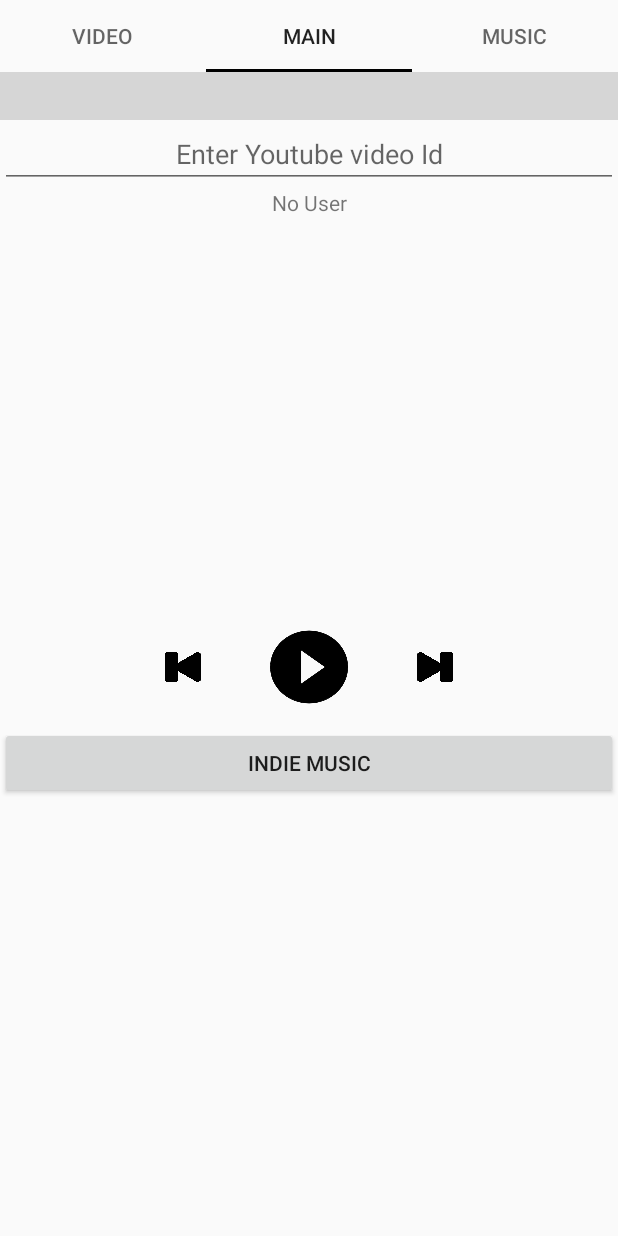
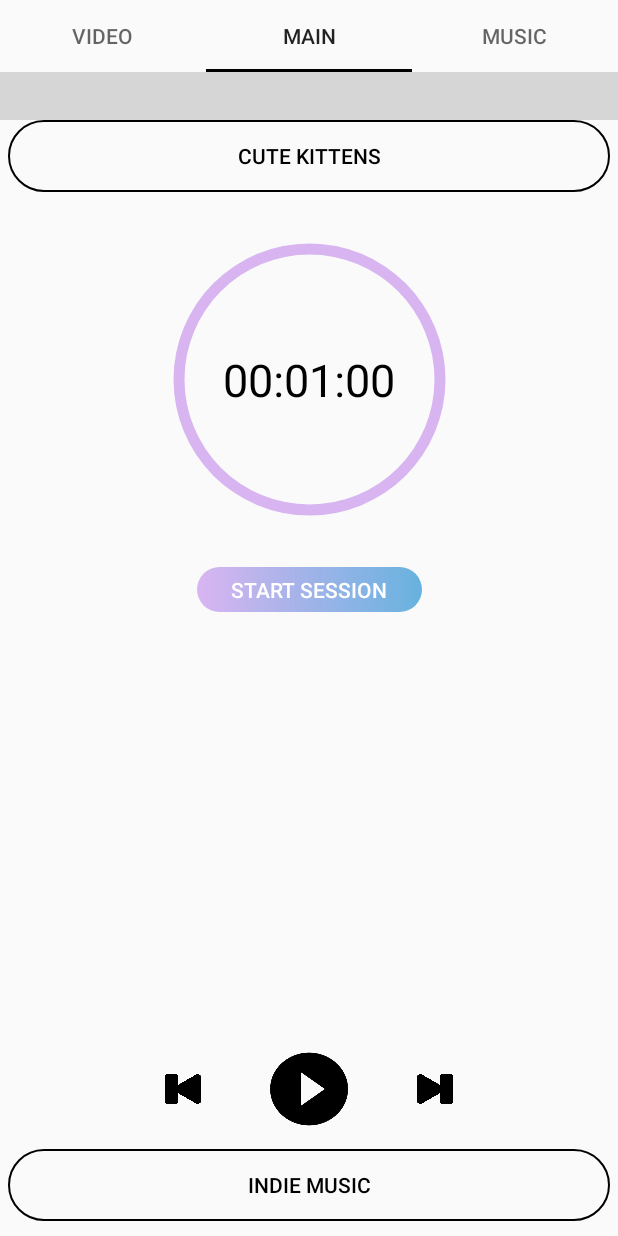
Before and after one commit to yanaskyrda/pomodoro-worker, an Android app: the MainTabFragment screen opened directly, with no data from a screen before it, on a phone screen of 412 x 824 dp. Run offline under Robolectric (Android 15) with nearby library versions, the phone set to English and light mode, and no system bars; libraries missing offline, so code that uses them is left out: com.pierfrancescosoffritti.androidyoutubeplayer, com.spotify.android, com.spotify.protocol; plain views replace YouTubePlayerView; 4 statements that could not run were skipped; grey boxes are pictures that could not be loaded.

Commit message:
1. Added timer widget (without logic for now) 2. Added popup window on video playlist button 3. Rewrite fragments to take full space for tabs

```diff
--- a/app/src/main/java/com/diploma/MainTabFragment.java
+++ b/app/src/main/java/com/diploma/MainTabFragment.java
@@ -3,12 +3,14 @@ package com.diploma;
 import static com.diploma.spotify.SpotifyLoginActivity.CLIENT_ID;
 import static com.diploma.spotify.SpotifyLoginActivity.REDIRECT_URI;
 
+import android.app.AlertDialog;
 import android.content.SharedPreferences;
 import android.os.Bundle;
 import android.util.Log;
 import android.view.LayoutInflater;
 import android.view.View;
 import android.view.ViewGroup;
+import android.widget.Button;
 import android.widget.EditText;
 import android.widget.ImageButton;
 import android.widget.TextView;
@@ -38,6 +40,9 @@ public class MainTabFragment extends Fragment {
     private SpotifyAppRemote spotifyAppRemote;
     private SpotifyPlayerState spotifyPlayerState = SpotifyPlayerState.UNKNOWN;
     //end spotify section
+
+    private AlertDialog.Builder dialogBuilder;
+    private AlertDialog videosDialog;
 
     public MainTabFragment() {
         // Required empty public constructor
@@ -79,11 +84,14 @@ public class MainTabFragment extends Fragment {
         playSongButton.setOnClickListener(v -> pauseOrResumeSpotifyPlayer(view, playSongButton));
         playNextSongButton.setOnClickListener(this::skipToNextSong);
         playPreviousSongButton.setOnClickListener(this::skipToPreviousSong);
+
+        final Button openVideosChooser = view.findViewById(R.id.videoPlaylistButton);
+        openVideosChooser.setOnClickListener(this::createNewVideosDialog);
     }
 
     //todo rename
     private void connectYoutube(@NonNull View view) {
-        final EditText editTextId = view.findViewById(R.id.editTextId);
+//        final EditText editTextId = view.findViewById(R.id.editTextId);
 //        Button buttonPlay = findViewById(R.id.buttonPlay);
 
         youtubePlayerView = view.findViewById(R.id.activity_main_youtubePlayerView);
@@ -91,17 +99,17 @@ public class MainTabFragment extends Fragment {
 
 
         //buttonPlay.setOnClickListener(view -> {
-        String videoId = editTextId.getText().toString();
-        youtubePlayerView.getYouTubePlayerWhenReady(youTubePlayer -> youTubePlayer.cueVideo(videoId, 0));
+//        String videoId = editTextId.getText().toString();
+//        youtubePlayerView.getYouTubePlayerWhenReady(youTubePlayer -> youTubePlayer.cueVideo(videoId, 0));
         //});
     }
 
     private void connectSpotify(@NonNull View view) {
-        TextView userView = view.findViewById(R.id.user);
+//        TextView userView = view.findViewById(R.id.user);
 
         SharedPreferences sharedPreferences = this.requireActivity()
                 .getSharedPreferences("SPOTIFY", 0);
-        userView.setText(sharedPreferences.getString("userid", "No User"));
+//        userView.setText(sharedPreferences.getString("userid", "No User"));
 
         connectSpotifyRemoteApp();
     }
@@ -209,4 +217,24 @@ public class MainTabFragment extends Fragment {
         }
         setTrackTitle(view);
     }
+
+    public void createNewVideosDialog(View view) {
+        dialogBuilder = new AlertDialog.Builder(view.getContext());
+        final View videoChooserPopup = getLayoutInflater().inflate(R.layout.video_chooser_popup, null);
+
+        final EditText editTextId = videoChooserPopup.findViewById(R.id.youtube_video_input);
+        final Button closeButton = videoChooserPopup.findViewById(R.id.close_video_chooser);
+        youtubePlayerView = view.getRootView().findViewById(R.id.activity_main_youtubePlayerView);
+        //getLifecycle().addObserver(youtubePlayerView);
+
+        dialogBuilder.setView(videoChooserPopup);
+        videosDialog = dialogBuilder.create();
+        videosDialog.show();
+
+        closeButton.setOnClickListener(v -> {
+            String videoId = editTextId.getText().toString();
+            youtubePlayerView.getYouTubePlayerWhenReady(youTubePlayer -> youTubePlayer.cueVideo(videoId, 0));
+            videosDialog.dismiss();
+        });
+    }
 }
--- /dev/null
+++ b/app/src/main/res/drawable/drawable_button_shape.xml
@@ -0,0 +1,11 @@
+<?xml version="1.0" encoding="utf-8"?>
+<shape xmlns:android="http://schemas.android.com/apk/res/android"
+    android:shape="rectangle">
+
+    <corners android:radius="50dp" />
+
+    <gradient
+        android:startColor="@color/Purple"
+        android:endColor="@color/Blue"
+        android:type="linear" />
+</shape>
--- /dev/null
+++ b/app/src/main/res/drawable/drawable_main_button_shape.xml
@@ -0,0 +1,11 @@
+<?xml version="1.0" encoding="utf-8"?>
+<shape xmlns:android="http://schemas.android.com/apk/res/android"
+    android:shape="rectangle">
+
+    <corners android:radius="30dp" />
+
+    <stroke
+        android:width="1dp"
+        android:color="@color/Black" />
+
+</shape>
--- /dev/null
+++ b/app/src/main/res/drawable/drawable_outer_timer_circle.xml
@@ -0,0 +1,9 @@
+<?xml version="1.0" encoding="utf-8"?>
+<shape xmlns:android="http://schemas.android.com/apk/res/android"
+    android:innerRadiusRatio="3"
+    android:shape="ring"
+    android:thickness="7dp"
+    android:useLevel="false">
+    <solid android:color="@color/Purple" />
+
+</shape>
--- /dev/null
+++ b/app/src/main/res/drawable/drawable_timer_circle.xml
@@ -0,0 +1,8 @@
+<?xml version="1.0" encoding="utf-8"?>
+<shape xmlns:android="http://schemas.android.com/apk/res/android"
+    android:innerRadiusRatio="3"
+    android:shape="ring"
+    android:thickness="5dp"
+    android:useLevel="true">
+    <solid android:color="@color/Black" />
+</shape>
--- a/app/src/main/res/layout/activity_main.xml
+++ b/app/src/main/res/layout/activity_main.xml
@@ -4,6 +4,7 @@
     xmlns:tools="http://schemas.android.com/tools"
     android:layout_width="match_parent"
     android:layout_height="match_parent"
+    android:orientation="vertical"
     tools:context=".MainActivity"
     android:theme="@style/AppTheme"
     >
@@ -22,8 +23,8 @@
             />
 
         <com.google.android.material.tabs.TabItem
-            android:layout_width="wrap_content"
-            android:layout_height="wrap_content"
+            android:layout_width="match_parent"
+            android:layout_height="match_parent"
             android:text="@string/Main"
             />
 
@@ -41,6 +42,7 @@
         android:layout_width="match_parent"
         android:layout_height="0dp"
         android:layout_weight="1"
-        app:layout_constraintTop_toBottomOf="@id/tabLayout"/>
+        app:layout_constraintTop_toBottomOf="@id/tabLayout"
+        app:layout_constraintBottom_toBottomOf="parent"/>
 
 </androidx.constraintlayout.widget.ConstraintLayout>
--- a/app/src/main/res/layout/fragment_main_tab.xml
+++ b/app/src/main/res/layout/fragment_main_tab.xml
@@ -3,6 +3,7 @@
     xmlns:tools="http://schemas.android.com/tools"
     android:layout_width="match_parent"
     android:layout_height="match_parent"
+    android:orientation="vertical"
     xmlns:app="http://schemas.android.com/apk/res-auto"
     tools:context=".MainTabFragment">
 
@@ -10,41 +11,79 @@
         android:id="@+id/activity_main_youtubePlayerView"
         android:layout_width="match_parent"
         android:layout_height="wrap_content"
+        android:paddingTop="1dp"
+        android:paddingBottom="5dp"
         app:layout_constraintLeft_toLeftOf="parent"
         app:layout_constraintRight_toRightOf="parent"
         app:layout_constraintTop_toTopOf="parent"
+        app:autoPlay="false"
+        app:showYouTubeButton="true"
+        app:showSeekBar="true"
         app:showFullScreenButton="true" />
 
-    <com.google.android.material.textfield.TextInputLayout
+<!--    <com.google.android.material.textfield.TextInputLayout-->
+<!--        android:layout_width="match_parent"-->
+<!--        android:layout_height="wrap_content"-->
+<!--        app:layout_constraintTop_toBottomOf="@id/activity_main_youtubePlayerView"-->
+<!--        android:layout_marginTop="16dp">-->
+
+<!--    </com.google.android.material.textfield.TextInputLayout>-->
+
+    <Button
+        android:id="@+id/videoPlaylistButton"
+        android:text="Cute kittens"
         android:layout_width="match_parent"
         android:layout_height="wrap_content"
         app:layout_constraintTop_toBottomOf="@id/activity_main_youtubePlayerView"
-        android:layout_marginTop="16dp">
+        app:layout_constraintLeft_toLeftOf="parent"
+        app:layout_constraintRight_toRightOf="parent"
+        android:layout_marginHorizontal="5dp"
+        android:textColor="@color/Black"
+        android:background="@drawable/drawable_main_button_shape" />
 
-    </com.google.android.material.textfield.TextInputLayout>
-
-    <com.google.android.material.textfield.TextInputEditText
-        android:id="@+id/editTextId"
-        android:layout_width="match_parent"
-        android:layout_height="wrap_content"
-        android:gravity="center"
-        android:hint="@string/video_id"
-        android:lines="1"
-        app:layout_constraintTop_toBottomOf="@id/activity_main_youtubePlayerView" />
+    <ProgressBar
+        android:id="@+id/progressBarCircle"
+        style="?android:attr/progressBarStyleHorizontal"
+        app:layout_constraintTop_toBottomOf="@id/videoPlaylistButton"
+        app:layout_constraintLeft_toLeftOf="parent"
+        app:layout_constraintRight_toRightOf="parent"
+        android:layout_width="250dp"
+        android:layout_height="250dp"
+        android:background="@drawable/drawable_timer_circle"
+        android:indeterminate="false"
+        android:max="100"
+        android:progress="100"
+        android:progressDrawable="@drawable/drawable_outer_timer_circle"
+        android:rotation="-90" />
 
     <TextView
-        android:id="@+id/user"
-        android:layout_width="wrap_content"
+        android:id="@+id/textViewTime"
+        android:layout_width="250dp"
         android:layout_height="250dp"
-        app:layout_constraintTop_toBottomOf="@id/editTextId"
+        app:layout_constraintTop_toBottomOf="@id/videoPlaylistButton"
         app:layout_constraintLeft_toLeftOf="parent"
-        app:layout_constraintRight_toRightOf="parent" />
+        app:layout_constraintRight_toRightOf="parent"
+        android:gravity="center"
+        android:text="00:01:00"
+        android:textColor="@color/Black"
+        android:textSize="30sp" />
+
+    <Button
+        android:id="@+id/startSessionButton"
+        android:text="Start Session"
+        android:layout_width="150dp"
+        android:layout_height="30dp"
+        app:layout_constraintTop_toBottomOf="@id/progressBarCircle"
+        app:layout_constraintLeft_toLeftOf="parent"
+        app:layout_constraintRight_toRightOf="parent"
+        android:textColor="@color/White"
+        android:background="@drawable/drawable_button_shape"/>
 
     <TextView
         android:id="@+id/currentSong"
         android:layout_width="wrap_content"
         android:layout_height="wrap_content"
-        app:layout_constraintTop_toBottomOf="@id/user"
+        app:layout_constraintBottom_toTopOf="@id/musicControlButtons"
         app:layout_constraintLeft_toLeftOf="parent"
         app:layout_constraintRight_toRightOf="parent" />
 
@@ -58,7 +97,7 @@
         android:layout_marginTop="10dp"
         android:theme="@style/AppTheme"
         android:backgroundTint="@android:color/transparent"
-        app:layout_constraintTop_toBottomOf="@id/currentSong"
+        app:layout_constraintBottom_toTopOf="@id/musicPlaylistButton"
         app:layout_constraintLeft_toLeftOf="parent">
 
         <ImageButton
@@ -100,9 +139,13 @@
         android:text="Indie music"
         android:layout_width="match_parent"
         android:layout_height="wrap_content"
-        app:layout_constraintTop_toBottomOf="@id/musicControlButtons"
+        android:layout_marginBottom="10dp"
+        app:layout_constraintBottom_toBottomOf="parent"
         app:layout_constraintLeft_toLeftOf="parent"
-        app:layout_constraintRight_toRightOf="parent" />
+        app:layout_constraintRight_toRightOf="parent"
+        android:layout_marginHorizontal="5dp"
+        android:textColor="@color/Black"
+        android:background="@drawable/drawable_main_button_shape" />
 
 
 </androidx.constraintlayout.widget.ConstraintLayout>
--- /dev/null
+++ b/app/src/main/res/layout/video_chooser_popup.xml
@@ -0,0 +1,33 @@
+<?xml version="1.0" encoding="utf-8"?>
+<androidx.constraintlayout.widget.ConstraintLayout xmlns:android="http://schemas.android.com/apk/res/android"
+    android:layout_width="match_parent"
+    android:layout_height="match_parent"
+    xmlns:app="http://schemas.android.com/apk/res-auto">
+
+        <com.google.android.material.textfield.TextInputLayout
+            android:id="@+id/video_id_input_layout"
+            android:layout_width="match_parent"
+            android:layout_height="wrap_content"
+            app:layout_constraintTop_toTopOf="parent"
+            android:layout_marginTop="16dp">
+
+            <com.google.android.material.textfield.TextInputEditText
+                android:id="@+id/youtube_video_input"
+                android:layout_width="match_parent"
+                android:layout_height="wrap_content"/>
+
+        </com.google.android.material.textfield.TextInputLayout>
+
+    <Button
+        android:id="@+id/close_video_chooser"
+        android:text="Close"
+        android:layout_width="match_parent"
+        android:layout_height="wrap_content"
+        app:layout_constraintTop_toBottomOf="@id/video_id_input_layout"
+        app:layout_constraintLeft_toLeftOf="parent"
+        app:layout_constraintRight_toRightOf="parent"
+        android:layout_marginHorizontal="5dp"
+        android:textColor="@color/Black"
+        android:background="@drawable/drawable_main_button_shape" />
+
+</androidx.constraintlayout.widget.ConstraintLayout>
--- a/app/src/main/res/values/colors.xml
+++ b/app/src/main/res/values/colors.xml
@@ -2,4 +2,7 @@
 <resources>
     <color name="Black">#000000</color>
     <color name="White">#FFFFFF</color>
+    <color name="Purple">#C6CFA1EF</color>
+    <color name="Green">#2AF298</color>
+    <color name="Blue">#67B2DF</color>
 </resources>
```
Also changed, not shown: app/build.gradle (+10 -0 lines).
